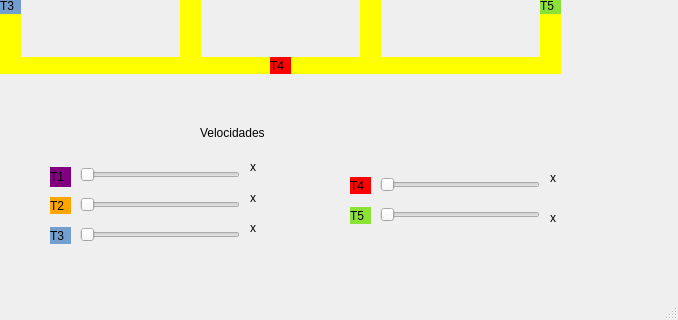
Above: mainwindow.ui from TwoDotS2/s_o-trabalho_02-trens before the change; both pictures show x 170 to 848 and y 310 to 630 of the 848 by 630 pixel window. Below: the same form after it.
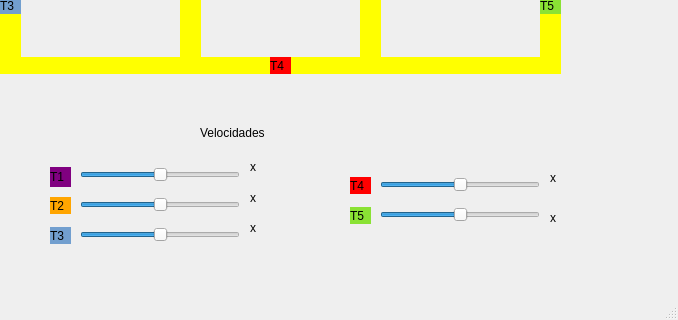
That is the form after the change.

Commit message: Alteração na UI

What changed in the file:
```diff
--- a/mainwindow.ui
+++ b/mainwindow.ui
@@ -298,6 +298,9 @@
     <property name="maximum">
      <number>200</number>
     </property>
+    <property name="sliderPosition">
+     <number>100</number>
+    </property>
     <property name="orientation">
      <enum>Qt::Horizontal</enum>
     </property>
@@ -314,6 +317,9 @@
     <property name="maximum">
      <number>200</number>
     </property>
+    <property name="sliderPosition">
+     <number>100</number>
+    </property>
     <property name="orientation">
      <enum>Qt::Horizontal</enum>
     </property>
@@ -330,6 +336,9 @@
     <property name="maximum">
      <number>200</number>
     </property>
+    <property name="sliderPosition">
+     <number>100</number>
+    </property>
     <property name="orientation">
      <enum>Qt::Horizontal</enum>
     </property>
@@ -346,6 +355,9 @@
     <property name="maximum">
      <number>200</number>
     </property>
+    <property name="value">
+     <number>100</number>
+    </property>
     <property name="orientation">
      <enum>Qt::Horizontal</enum>
     </property>
@@ -362,6 +374,9 @@
     <property name="maximum">
      <number>200</number>
     </property>
+    <property name="value">
+     <number>100</number>
+    </property>
     <property name="orientation">
      <enum>Qt::Horizontal</enum>
     </property>
```
